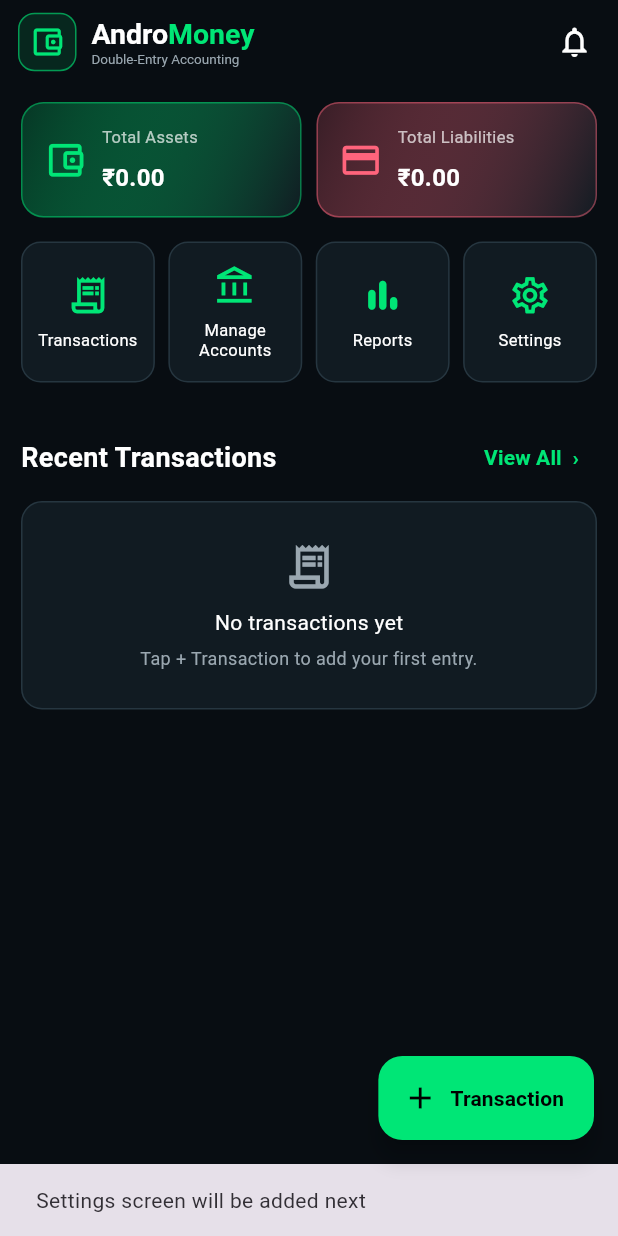
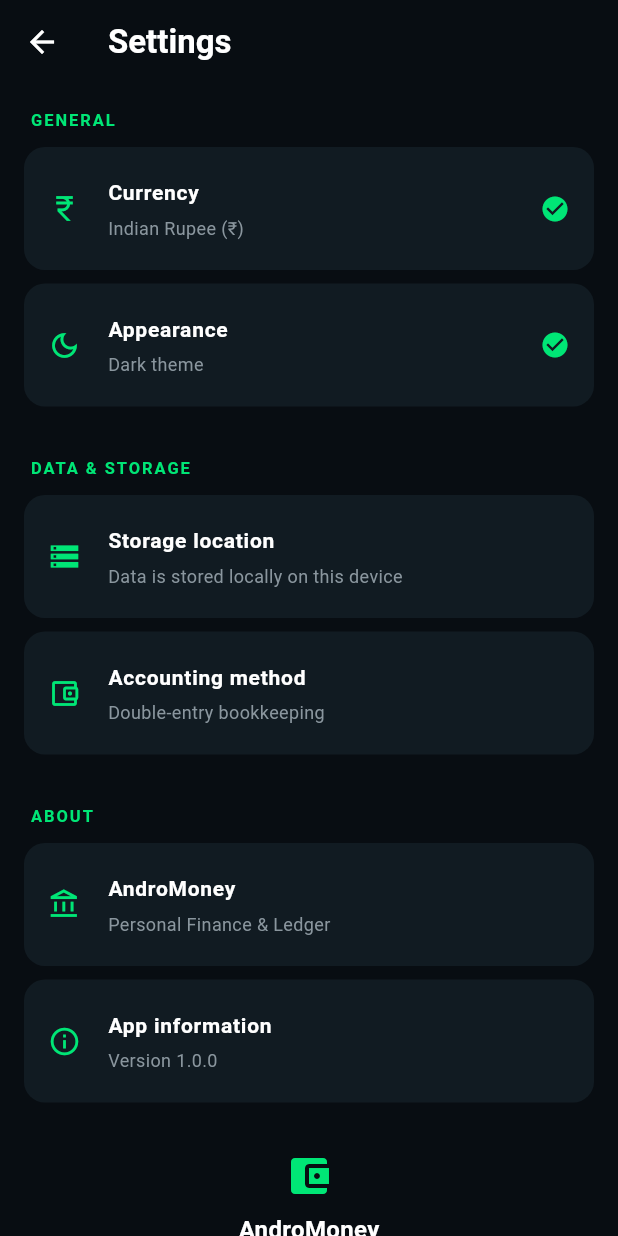
Before and after one commit to theaestheticlythium-hue/AndroMoney, a Flutter app: the screen it shows after launch, after a tap on "Settings", on a phone screen of 412 x 824 dp. Run offline on Flutter 3.47's test engine with Material 3 defaults, Android fonts, the phone set to English and light mode, and no system bars; our stand-ins replace fl_chart, shared_preferences.

Commit message:
Complete AndroMoney features and connect Reports and Settings

```diff
--- a/lib/screens/ledger_home_screen.dart
+++ b/lib/screens/ledger_home_screen.dart
@@ -8,6 +8,7 @@ import '../services/ledger_storage_service.dart';
 import 'accounts_screen.dart';
 import 'add_journal_transaction_screen.dart';
 import 'reports_screen.dart';
+import 'settings_screen.dart';
 import 'transactions_screen.dart';
 
 class LedgerHomeScreen extends StatefulWidget {
@@ -163,6 +164,15 @@ class _LedgerHomeScreenState extends State<LedgerHomeScreen> {
     );
 
     await _loadData();
+  }
+
+  Future<void> _openSettings() async {
+    await Navigator.push(
+      context,
+      MaterialPageRoute(
+        builder: (_) => const SettingsScreen(),
+      ),
+    );
   }
 
   Future<void> _deleteTransaction(
@@ -724,7 +734,7 @@ class _LedgerHomeScreenState extends State<LedgerHomeScreen> {
                       _buildShortcut(
                         icon: Icons.settings_outlined,
                         title: 'Settings',
-                        onTap: () => _showComingSoon('Settings'),
+                        onTap: _openSettings,
                       ),
                     ],
                   ),
--- a/lib/screens/reports_screen.dart
+++ b/lib/screens/reports_screen.dart
@@ -386,7 +386,7 @@ class ReportsScreen extends StatelessWidget {
                 ClipRRect(
                   borderRadius: BorderRadius.circular(10),
                   child: LinearProgressIndicator(
-                    value: percentage.clamp(0.0, 1.0),
+                    value: percentage.clamp(0.0, 1.0).toDouble(),
                     minHeight: 7,
                     backgroundColor: Colors.white10,
                     valueColor: const AlwaysStoppedAnimation(accentColor),
--- /dev/null
+++ b/lib/screens/settings_screen.dart
@@ -0,0 +1,162 @@
+import 'package:flutter/material.dart';
+
+class SettingsScreen extends StatelessWidget {
+  const SettingsScreen({super.key});
+
+  static const Color _background = Color(0xFF080D12);
+  static const Color _card = Color(0xFF111B22);
+  static const Color _accent = Color(0xFF00E676);
+  static const Color _muted = Color(0xFF8A969E);
+
+  @override
+  Widget build(BuildContext context) {
+    return Scaffold(
+      backgroundColor: _background,
+      appBar: AppBar(
+        backgroundColor: _background,
+        foregroundColor: Colors.white,
+        elevation: 0,
+        title: const Text(
+          'Settings',
+          style: TextStyle(fontWeight: FontWeight.bold),
+        ),
+      ),
+      body: ListView(
+        padding: const EdgeInsets.all(16),
+        children: [
+          _sectionTitle('GENERAL'),
+          _settingsCard(
+            icon: Icons.currency_rupee,
+            title: 'Currency',
+            subtitle: 'Indian Rupee (₹)',
+            trailing: const Icon(
+              Icons.check_circle,
+              color: _accent,
+              size: 20,
+            ),
+          ),
+          _settingsCard(
+            icon: Icons.dark_mode_outlined,
+            title: 'Appearance',
+            subtitle: 'Dark theme',
+            trailing: const Icon(
+              Icons.check_circle,
+              color: _accent,
+              size: 20,
+            ),
+          ),
+          const SizedBox(height: 24),
+          _sectionTitle('DATA & STORAGE'),
+          _settingsCard(
+            icon: Icons.storage_outlined,
+            title: 'Storage location',
+            subtitle: 'Data is stored locally on this device',
+          ),
+          _settingsCard(
+            icon: Icons.account_balance_wallet_outlined,
+            title: 'Accounting method',
+            subtitle: 'Double-entry bookkeeping',
+          ),
+          const SizedBox(height: 24),
+          _sectionTitle('ABOUT'),
+          _settingsCard(
+            icon: Icons.account_balance_outlined,
+            title: 'AndroMoney',
+            subtitle: 'Personal Finance & Ledger',
+          ),
+          _settingsCard(
+            icon: Icons.info_outline,
+            title: 'App information',
+            subtitle: 'Version 1.0.0',
+          ),
+          const SizedBox(height: 24),
+          Center(
+            child: Column(
+              children: const [
+                Icon(
+                  Icons.account_balance_wallet,
+                  color: _accent,
+                  size: 32,
+                ),
+                SizedBox(height: 8),
+                Text(
+                  'AndroMoney',
+                  style: TextStyle(
+                    color: Colors.white,
+                    fontSize: 16,
+                    fontWeight: FontWeight.bold,
+                  ),
+                ),
+                SizedBox(height: 4),
+                Text(
+                  'Manage your money with clarity.',
+                  style: TextStyle(
+                    color: _muted,
+                    fontSize: 12,
+                  ),
+                ),
+              ],
+            ),
+          ),
+          const SizedBox(height: 30),
+        ],
+      ),
+    );
+  }
+
+  Widget _sectionTitle(String title) {
+    return Padding(
+      padding: const EdgeInsets.only(left: 4, bottom: 10),
+      child: Text(
+        title,
+        style: const TextStyle(
+          color: _accent,
+          fontSize: 11,
+          fontWeight: FontWeight.bold,
+          letterSpacing: 1.3,
+        ),
+      ),
+    );
+  }
+
+  Widget _settingsCard({
+    required IconData icon,
+    required String title,
+    required String subtitle,
+    Widget? trailing,
+  }) {
+    return Container(
+      margin: const EdgeInsets.only(bottom: 9),
+      decoration: BoxDecoration(
+        color: _card,
+        borderRadius: BorderRadius.circular(14),
+      ),
+      child: ListTile(
+        contentPadding: const EdgeInsets.symmetric(
+          horizontal: 16,
+          vertical: 5,
+        ),
+        leading: Icon(icon, color: _accent, size: 22),
+        title: Text(
+          title,
+          style: const TextStyle(
+            color: Colors.white,
+            fontSize: 14,
+            fontWeight: FontWeight.w600,
+          ),
+        ),
+        subtitle: Padding(
+          padding: const EdgeInsets.only(top: 4),
+          child: Text(
+            subtitle,
+            style: const TextStyle(
+              color: _muted,
+              fontSize: 12,
+            ),
+          ),
+        ),
+        trailing: trailing,
+      ),
+    );
+  }
+}
```
